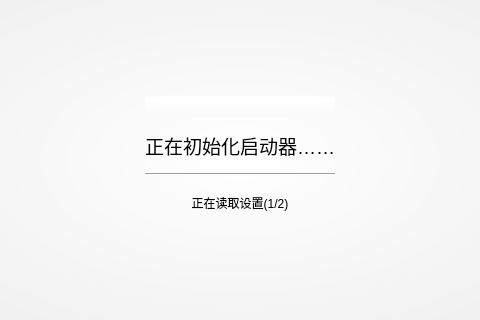
First picture: the form in UI/MainWindow/MainWindow.ui, repository SkyWorldStudio/Minecraft-Optimal-Starter_3, before the edit; both pictures show x 344 to 824 and y 146 to 466 of the 1168 by 612 pixel window.
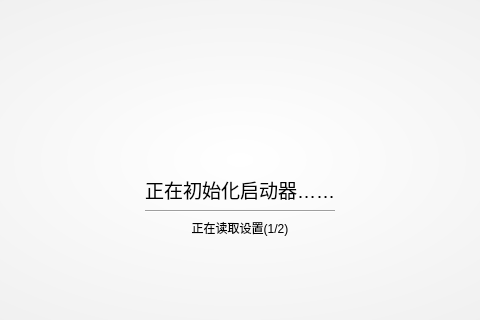
Second picture: the form after the edit. Icons and pictures are not drawn.

Diff of the .ui file:
```diff
--- a/UI/MainWindow/MainWindow.ui
+++ b/UI/MainWindow/MainWindow.ui
@@ -434,34 +434,55 @@
            <property name="bottomMargin">
             <number>22</number>
            </property>
-           <item row="4" column="0">
-            <widget class="QLabel" name="label_loading_text_2">
-             <property name="text">
-              <string>正在读取设置(1/2)</string>
-             </property>
-             <property name="alignment">
-              <set>Qt::AlignCenter</set>
-             </property>
-            </widget>
-           </item>
-           <item row="1" column="0">
-            <widget class="QPushButton" name="pushButton_loading_gif">
-             <property name="text">
-              <string/>
-             </property>
-             <property name="icon">
-              <iconset resource="img.qrc">
-               <normaloff>:/widget_Sidebar/images/MOS_Logo_gif.gif</normaloff>:/widget_Sidebar/images/MOS_Logo_gif.gif</iconset>
-             </property>
-             <property name="iconSize">
+           <item row="1" column="1">
+            <widget class="QLabel" name="label_loading_gif">
+             <property name="maximumSize">
               <size>
                <width>80</width>
                <height>80</height>
               </size>
              </property>
+             <property name="text">
+              <string/>
+             </property>
+             <property name="pixmap">
+              <pixmap resource="img.qrc">:/widget_Sidebar/images/MOS_Logo_gif.gif</pixmap>
+             </property>
+             <property name="scaledContents">
+              <bool>true</bool>
+             </property>
             </widget>
            </item>
-           <item row="2" column="0">
+           <item row="1" column="0">
+            <spacer name="horizontalSpacer_7">
+             <property name="orientation">
+              <enum>Qt::Vertical</enum>
+             </property>
+             <property name="sizeType">
+              <enum>QSizePolicy::Expanding</enum>
+             </property>
+             <property name="sizeHint" stdset="0">
+              <size>
+               <width>20</width>
+               <height>40</height>
+              </size>
+             </property>
+            </spacer>
+           </item>
+           <item row="1" column="2">
+            <spacer name="horizontalSpacer_8">
+             <property name="orientation">
+              <enum>Qt::Vertical</enum>
+             </property>
+             <property name="sizeHint" stdset="0">
+              <size>
+               <width>20</width>
+               <height>40</height>
+              </size>
+             </property>
+            </spacer>
+           </item>
+           <item row="2" column="0" colspan="3">
             <widget class="QLabel" name="label_loading_text_1">
              <property name="font">
               <font>
@@ -476,13 +497,23 @@
              </property>
             </widget>
            </item>
-           <item row="3" column="0">
+           <item row="3" column="0" colspan="3">
             <widget class="Line" name="line">
              <property name="orientation">
               <enum>Qt::Horizontal</enum>
              </property>
             </widget>
            </item>
+           <item row="4" column="0" colspan="3">
+            <widget class="QLabel" name="label_loading_text_2">
+             <property name="text">
+              <string>正在读取设置(1/2)</string>
+             </property>
+             <property name="alignment">
+              <set>Qt::AlignCenter</set>
+             </property>
+            </widget>
+           </item>
           </layout>
          </widget>
         </item>
```
